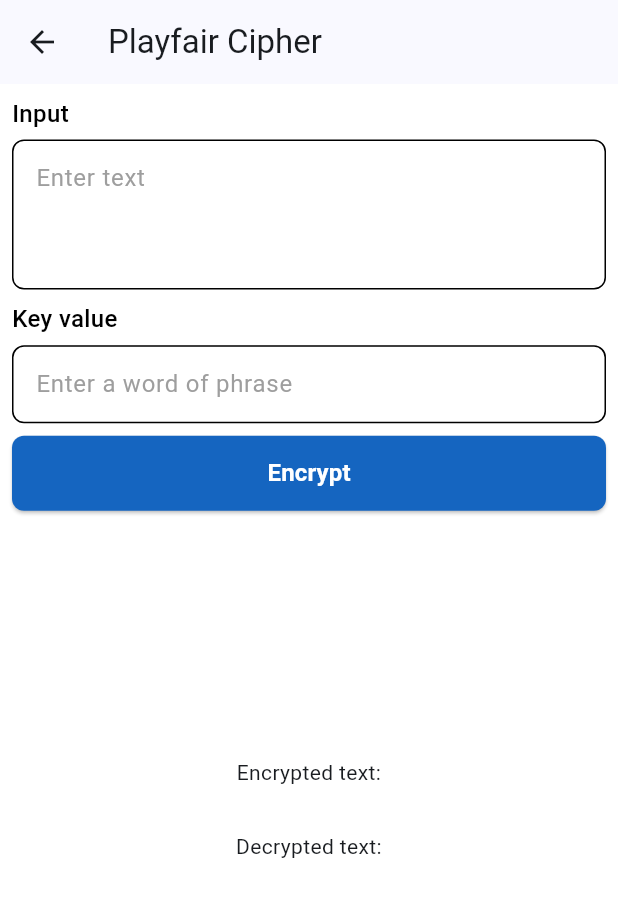
After one commit to EasinHosen/encryptor, a Flutter app: the PlayFairCipher screen opened by its route, on a phone screen of 412 x 824 dp. The commit adds this screen. Shown: the top 897 px of the screen. Run offline on Flutter 3.47's test engine with Material 3 defaults, Android fonts, the phone set to English and light mode, and no system bars; our stand-ins replace get.

Commit message:
feat: playfair cipher method added

```diff
--- a/lib/controllers/home_controller.dart
+++ b/lib/controllers/home_controller.dart
@@ -8,6 +8,9 @@ class HomeController extends GetxController {
 
   RxString monoAlphabeticSubstitutionEncryptedText = ''.obs;
   RxString monoAlphabeticSubstitutionDecryptedText = ''.obs;
+
+  RxString playfairCypherEncryptedText = ''.obs;
+  RxString playfairCypherDecryptedText = ''.obs;
 
   String encryptCaesar(String input, int shift) {
     return input.split('').map((char) {
@@ -60,4 +63,97 @@ class HomeController extends GetxController {
       return char;
     }).join();
   }
+
+  List<List<String>> generatePlayfairMatrix(String key) {
+    key = key.toUpperCase().replaceAll('J', 'I');
+    final seen = <String>{};
+    final matrix = <String>[];
+    for (var c in key.split('')) {
+      if (RegExp(r'[A-Z]').hasMatch(c) && !seen.contains(c)) {
+        seen.add(c);
+        matrix.add(c);
+      }
+    }
+    for (var c in 'ABCDEFGHIKLMNOPQRSTUVWXYZ'.split('')) {
+      if (!seen.contains(c)) matrix.add(c);
+    }
+    return List.generate(5, (i) => matrix.sublist(i * 5, i * 5 + 5));
+  }
+
+  String _prepareText(String text) {
+    text = text
+        .toUpperCase()
+        .replaceAll('J', 'I')
+        .replaceAll(RegExp(r'[^A-Z]'), '');
+    final result = <String>[];
+    int i = 0;
+    while (i < text.length) {
+      var a = text[i];
+      var b = (i + 1 < text.length) ? text[i + 1] : 'X';
+      if (a == b) {
+        result.add(a);
+        result.add('X');
+        i++;
+      } else {
+        result.add(a);
+        result.add(b);
+        i += 2;
+      }
+    }
+    if (result.length % 2 != 0) result.add('X');
+    return result.join();
+  }
+
+  String encryptPlayfair(String input, String key) {
+    final matrix = generatePlayfairMatrix(key);
+    final text = _prepareText(input);
+    final pos = <String, List<int>>{};
+    for (var i = 0; i < 5; i++) {
+      for (var j = 0; j < 5; j++) {
+        pos[matrix[i][j]] = [i, j];
+      }
+    }
+    final out = <String>[];
+    for (var i = 0; i < text.length; i += 2) {
+      var a = text[i], b = text[i + 1];
+      var pa = pos[a]!, pb = pos[b]!;
+      if (pa[0] == pb[0]) {
+        out.add(matrix[pa[0]][(pa[1] + 1) % 5]);
+        out.add(matrix[pb[0]][(pb[1] + 1) % 5]);
+      } else if (pa[1] == pb[1]) {
+        out.add(matrix[(pa[0] + 1) % 5][pa[1]]);
+        out.add(matrix[(pb[0] + 1) % 5][pb[1]]);
+      } else {
+        out.add(matrix[pa[0]][pb[1]]);
+        out.add(matrix[pb[0]][pa[1]]);
+      }
+    }
+    return out.join();
+  }
+
+  String decryptPlayfair(String input, String key) {
+    final matrix = generatePlayfairMatrix(key);
+    final pos = <String, List<int>>{};
+    for (var i = 0; i < 5; i++) {
+      for (var j = 0; j < 5; j++) {
+        pos[matrix[i][j]] = [i, j];
+      }
+    }
+    final out = <String>[];
+    for (var i = 0; i < input.length; i += 2) {
+      var a = input[i], b = input[i + 1];
+      var pa = pos[a]!, pb = pos[b]!;
+      if (pa[0] == pb[0]) {
+        out.add(matrix[pa[0]][(pa[1] + 4) % 5]);
+        out.add(matrix[pb[0]][(pb[1] + 4) % 5]);
+      } else if (pa[1] == pb[1]) {
+        out.add(matrix[(pa[0] + 4) % 5][pa[1]]);
+        out.add(matrix[(pb[0] + 4) % 5][pb[1]]);
+      } else {
+        out.add(matrix[pa[0]][pb[1]]);
+        out.add(matrix[pb[0]][pa[1]]);
+      }
+    }
+    return out.join();
+  }
 }
--- a/lib/route/app_router.dart
+++ b/lib/route/app_router.dart
@@ -3,6 +3,8 @@ import 'package:encryptor/view/screens/ceaser_cypher.dart';
 import 'package:encryptor/view/screens/home_screen.dart';
 import 'package:encryptor/view/screens/monoalphabetic_substitution.dart';
 import 'package:get/get.dart';
+
+import '../view/screens/playfair_cipher.dart';
 
 class AppRouter {
   AppRouter._();
@@ -23,5 +25,9 @@ class AppRouter {
       name: MonoAlphabeticSubstitution.routeName,
       page: () => const MonoAlphabeticSubstitution(),
     ),
+    GetPage(
+      name: PlayFairCipher.routeName,
+      page: () => const PlayFairCipher(),
+    ),
   ];
 }
--- a/lib/view/screens/home_screen.dart
+++ b/lib/view/screens/home_screen.dart
@@ -1,5 +1,6 @@
 import 'package:encryptor/view/screens/ceaser_cypher.dart';
 import 'package:encryptor/view/screens/monoalphabetic_substitution.dart';
+import 'package:encryptor/view/screens/playfair_cipher.dart';
 import 'package:encryptor/view/styles/app_colors.dart';
 import 'package:flutter/foundation.dart';
 import 'package:flutter/material.dart';
@@ -37,6 +38,12 @@ class HomeScreen extends StatelessWidget {
                 'Monoalphabetic substitution is a cipher technique where each letter in the plaintext is replaced by a unique corresponding letter from a fixed substitution alphabet, making the mapping consistent throughout the message.',
             onTap: () => Get.toNamed(MonoAlphabeticSubstitution.routeName),
           ),
+          EncryptionMethodTile(
+            title: 'Playfair Cipher',
+            description:
+                'The Playfair cipher is a manual symmetric encryption technique that encrypts pairs of letters using a 5x5 matrix generated from a keyword, making it more secure than simple substitution ciphers.',
+            onTap: () => Get.toNamed(PlayFairCipher.routeName),
+          ),
         ],
       ),
     );
--- a/lib/view/screens/monoalphabetic_substitution.dart
+++ b/lib/view/screens/monoalphabetic_substitution.dart
@@ -36,7 +36,7 @@ class _MonoAlphabeticSubstitutionState
           CustomTextField(
             controller: inputShiftController,
             title: 'Key value',
-            hintText: 'Enter shift value of 26 letter',
+            hintText: 'Enter key value of 26 letter',
             keyboardType: TextInputType.text,
           ),
           PrimaryButton(
--- /dev/null
+++ b/lib/view/screens/playfair_cipher.dart
@@ -0,0 +1,105 @@
+import 'package:encryptor/controllers/home_controller.dart';
+import 'package:encryptor/view/common_widgets/custom_text_field.dart';
+import 'package:encryptor/view/common_widgets/primary_button.dart';
+import 'package:flutter/material.dart';
+import 'package:get/get.dart';
+
+class PlayFairCipher extends StatefulWidget {
+  const PlayFairCipher({super.key});
+  static const String routeName = '/playfair';
+
+  @override
+  State<PlayFairCipher> createState() => _PlayFairCipherState();
+}
+
+class _PlayFairCipherState extends State<PlayFairCipher> {
+  final TextEditingController inputTextController = TextEditingController();
+  final TextEditingController inputShiftController = TextEditingController();
+  @override
+  Widget build(BuildContext context) {
+    return Scaffold(
+      appBar: AppBar(
+        title: const Text('Playfair Cipher'),
+      ),
+      body: ListView(
+        padding: const EdgeInsets.all(8),
+        children: [
+          CustomTextField(
+            controller: inputTextController,
+            title: 'Input',
+            hintText: 'Enter text',
+            maxLines: 3,
+          ),
+          CustomTextField(
+            controller: inputShiftController,
+            title: 'Key value',
+            hintText: 'Enter a word of phrase',
+            keyboardType: TextInputType.text,
+          ),
+          PrimaryButton(
+            onPressed: () {
+              final input = inputTextController.text.trim();
+              final key = inputShiftController.text.trim();
+
+              if (key.isEmpty || !RegExp(r'^[A-Za-z]+$').hasMatch(key)) {
+                Get.showSnackbar(const GetSnackBar(
+                  title: 'Error',
+                  message: 'Key must contain only letters',
+                ));
+                return;
+              }
+              if (!RegExp(r'^[A-Za-z\s]+$').hasMatch(input)) {
+                Get.showSnackbar(const GetSnackBar(
+                  title: 'Error',
+                  message: 'Input must contain only letters and spaces',
+                ));
+                return;
+              }
+
+              // Store space positions
+              final spacePositions = <int>[];
+              for (int i = 0; i < input.length; i++) {
+                if (input[i] == ' ') spacePositions.add(i);
+              }
+
+              final encrypted = HomeController.to.encryptPlayfair(input, key);
+              HomeController.to.playfairCypherEncryptedText(encrypted);
+
+              var decrypted = HomeController.to.decryptPlayfair(encrypted, key);
+
+              // Re-insert spaces
+              for (final pos in spacePositions) {
+                if (pos < decrypted.length) {
+                  decrypted = decrypted.substring(0, pos) +
+                      ' ' +
+                      decrypted.substring(pos);
+                }
+              }
+
+              HomeController.to.playfairCypherDecryptedText(decrypted);
+            },
+            buttonText: 'Encrypt',
+          ),
+          SizedBox(height: Get.height * 0.2),
+          const Text(
+            'Encrypted text:',
+            textAlign: TextAlign.center,
+          ),
+          Obx(() => Text(
+                '${HomeController.to.playfairCypherEncryptedText}',
+                textAlign: TextAlign.center,
+              )),
+          SizedBox(height: Get.height * 0.01),
+          const Text(
+            'Decrypted text:',
+            textAlign: TextAlign.center,
+          ),
+          Obx(() => Text(
+                '${HomeController.to.playfairCypherDecryptedText}',
+                textAlign: TextAlign.center,
+              )),
+        ],
+      ),
+    );
+  }
+}
```
